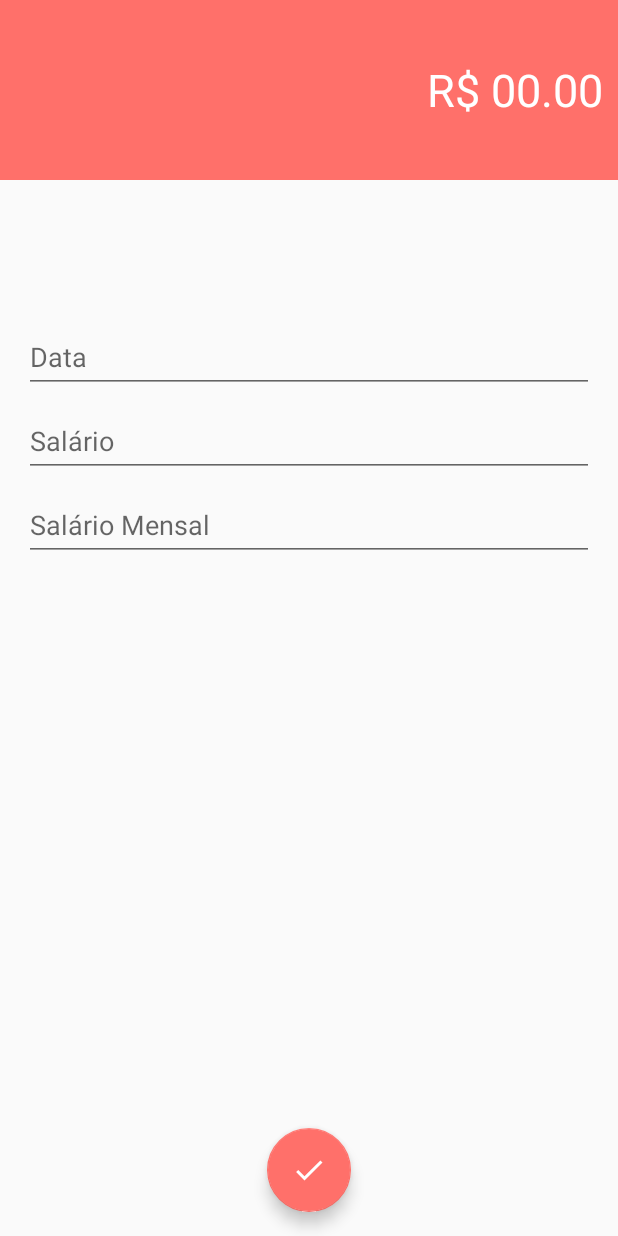
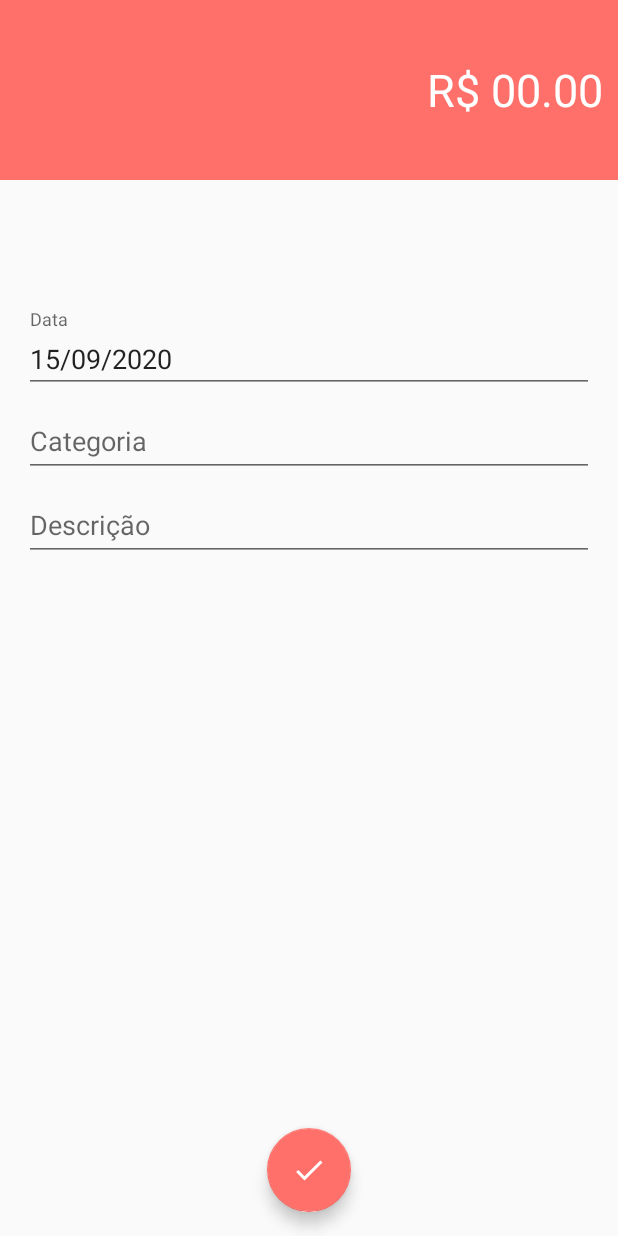
Before and after one commit to Jardier/organizze, an Android app: the DespesaActivity screen opened directly, with no data from a screen before it, on a phone screen of 412 x 824 dp. Run offline under Robolectric (Android 15) with nearby library versions, the phone set to English and light mode, and no system bars.

Commit message:
Exibindo data atual

```diff
--- a/app/src/main/java/com/android/organizze/activity/DespesaActivity.kt
+++ b/app/src/main/java/com/android/organizze/activity/DespesaActivity.kt
@@ -2,12 +2,31 @@ package com.android.organizze.activity
 
 import androidx.appcompat.app.AppCompatActivity
 import android.os.Bundle
+import android.widget.EditText
 import com.android.organizze.R
+import com.android.organizze.helper.DateCustom
+import com.google.android.material.textfield.TextInputEditText
 
 class DespesaActivity : AppCompatActivity() {
+
+    lateinit var editTextValor : EditText;
+    lateinit var inputEditTextData: TextInputEditText;
+    lateinit var inputEditTextCategoria: TextInputEditText;
+    lateinit var inputEditTextDescricao: TextInputEditText;
 
     override fun onCreate(savedInstanceState: Bundle?) {
         super.onCreate(savedInstanceState)
         setContentView(R.layout.activity_despesa)
+
+        editTextValor =  findViewById(R.id.editTextValor);
+        inputEditTextData = findViewById(R.id.inputEditTextData);
+        inputEditTextCategoria = findViewById(R.id.inputEditTextCategoria);
+        inputEditTextDescricao = findViewById(R.id.inputEditTextDescricao);
+
+    }
+
+    override fun onStart() {
+        super.onStart()
+        inputEditTextData.setText(DateCustom.dataAtual());
     }
 }
--- /dev/null
+++ b/app/src/main/java/com/android/organizze/helper/DateCustom.kt
@@ -0,0 +1,16 @@
+package com.android.organizze.helper
+
+import java.text.SimpleDateFormat
+
+class DateCustom {
+
+    companion object {
+
+        fun dataAtual() : String {
+            val data : Long = System.currentTimeMillis();
+            val dateFormat = SimpleDateFormat("dd/MM/yyyy");
+
+            return  dateFormat.format(data);
+        }
+    }
+}
--- a/app/src/main/java/com/android/organizze/model/Usuario.kt
+++ b/app/src/main/java/com/android/organizze/model/Usuario.kt
@@ -1,16 +1,15 @@
 package com.android.organizze.model
 
-import android.app.Application
-import android.content.Context
 import android.util.Log
-import android.widget.Toast
 import com.android.organizze.config.FireBaseConfig
 import com.google.firebase.database.Exclude
 
 data class Usuario constructor( @get:Exclude var idUsuario: String = ""
                                   , var nome: String = ""
                                   , var email: String = ""
-                                  , @get:Exclude var senha : String = "") {
+                                  , @get:Exclude var senha : String = ""
+                                  , var despesaTotal : Double = 0.00
+                                  , var receitaTotal : Double = 0.00 ) {
 
 
     fun salvar() {
--- a/app/src/main/res/layout/activity_despesa.xml
+++ b/app/src/main/res/layout/activity_despesa.xml
@@ -19,13 +19,13 @@
         app:layout_constraintTop_toTopOf="parent">
 
         <EditText
-            android:id="@+id/editText2"
+            android:id="@+id/editTextValor"
             android:layout_width="match_parent"
             android:layout_height="wrap_content"
             android:layout_gravity="right"
             android:background="@android:color/transparent"
             android:ems="10"
-            android:gravity="right"
+            android:gravity="right|end"
             android:inputType="numberDecimal"
             android:text="R$ 00.00"
             android:textColor="@android:color/white"
@@ -48,6 +48,7 @@
         app:layout_constraintVertical_chainStyle="packed">
 
         <com.google.android.material.textfield.TextInputEditText
+            android:id="@+id/inputEditTextData"
             android:layout_width="match_parent"
             android:layout_height="wrap_content"
             android:hint="Data" />
@@ -67,9 +68,10 @@
         app:layout_constraintTop_toBottomOf="@+id/textInputLayout5">
 
         <com.google.android.material.textfield.TextInputEditText
+            android:id="@+id/inputEditTextCategoria"
             android:layout_width="match_parent"
             android:layout_height="wrap_content"
-            android:hint="Salário" />
+            android:hint="Categoria" />
     </com.google.android.material.textfield.TextInputLayout>
 
     <com.google.android.material.textfield.TextInputLayout
@@ -86,13 +88,14 @@
         app:layout_constraintTop_toBottomOf="@+id/textInputLayout4">
 
         <com.google.android.material.textfield.TextInputEditText
+            android:id="@+id/inputEditTextDescricao"
             android:layout_width="match_parent"
             android:layout_height="wrap_content"
-            android:hint="Salário Mensal" />
+            android:hint="Descrição" />
     </com.google.android.material.textfield.TextInputLayout>
 
     <com.google.android.material.floatingactionbutton.FloatingActionButton
-        android:id="@+id/floatingActionButton"
+        android:id="@+id/fabSalvar"
         android:layout_width="wrap_content"
         android:layout_height="wrap_content"
         android:layout_marginBottom="16dp"
```
